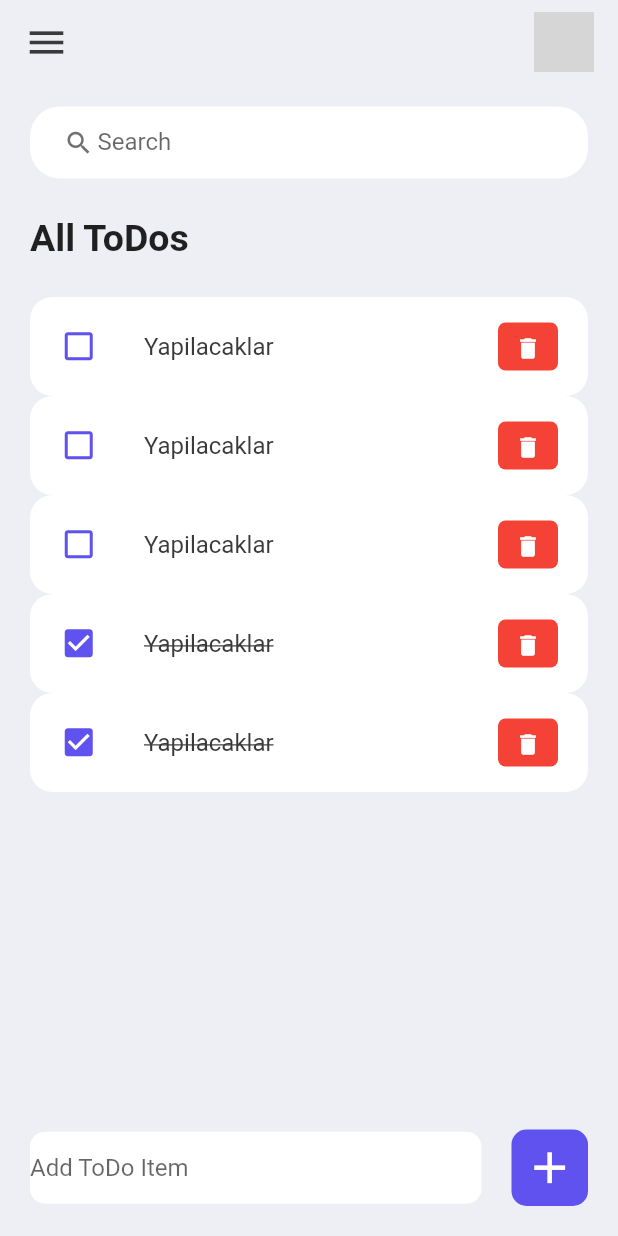
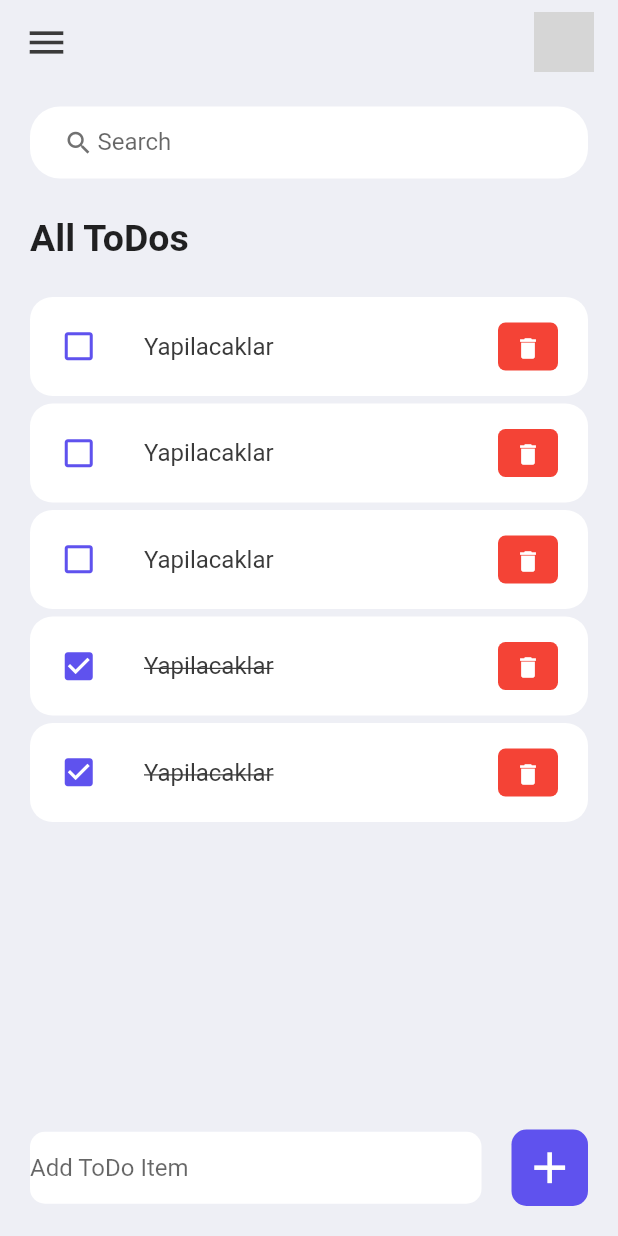
Before and after one commit to huseyinis/todo_app, a Flutter app: the screen it shows after launch, on a phone screen of 412 x 824 dp. Run offline on Flutter 3.47's test engine with Material 2 defaults, Android fonts, the phone set to English and light mode, and no system bars; grey boxes are pictures that could not be loaded.

Commit message:
new feature

```diff
--- a/lib/widgets/todo_item.dart
+++ b/lib/widgets/todo_item.dart
@@ -17,6 +17,7 @@ class TodoItem extends StatelessWidget {
   @override
   Widget build(BuildContext context) {
     return Container(
+      margin: EdgeInsets.only(bottom: 5),
       child: ListTile(
         contentPadding: EdgeInsets.symmetric(vertical: 5, horizontal: 20),
         shape: RoundedRectangleBorder(borderRadius: BorderRadius.circular(15)),
```
